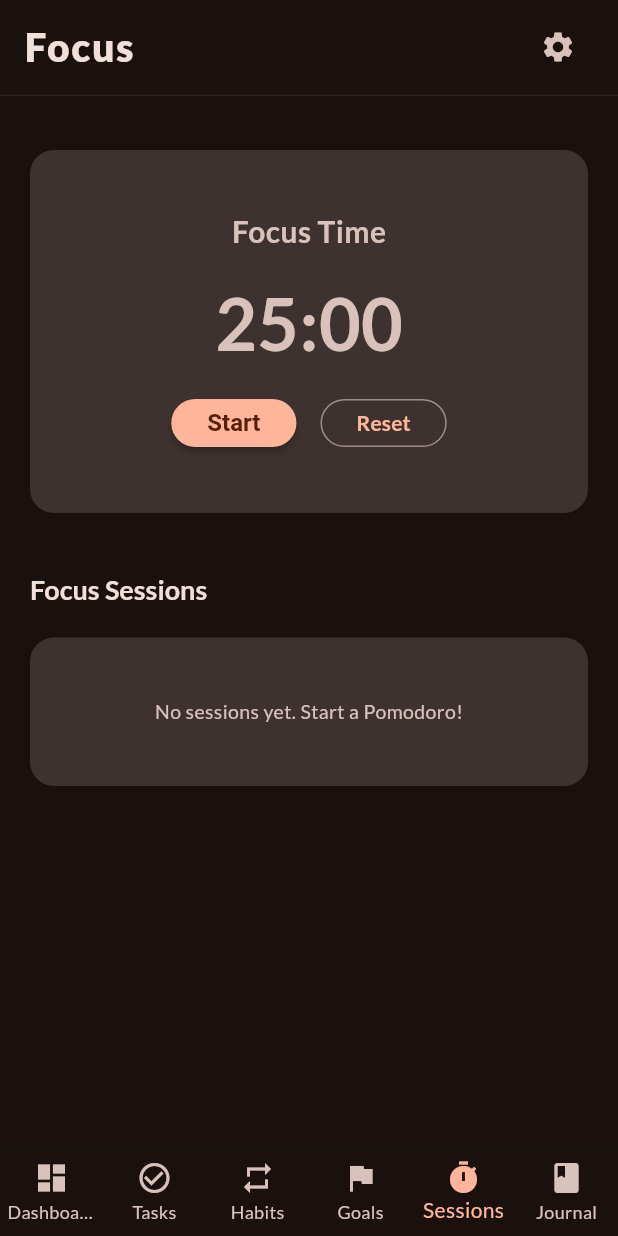
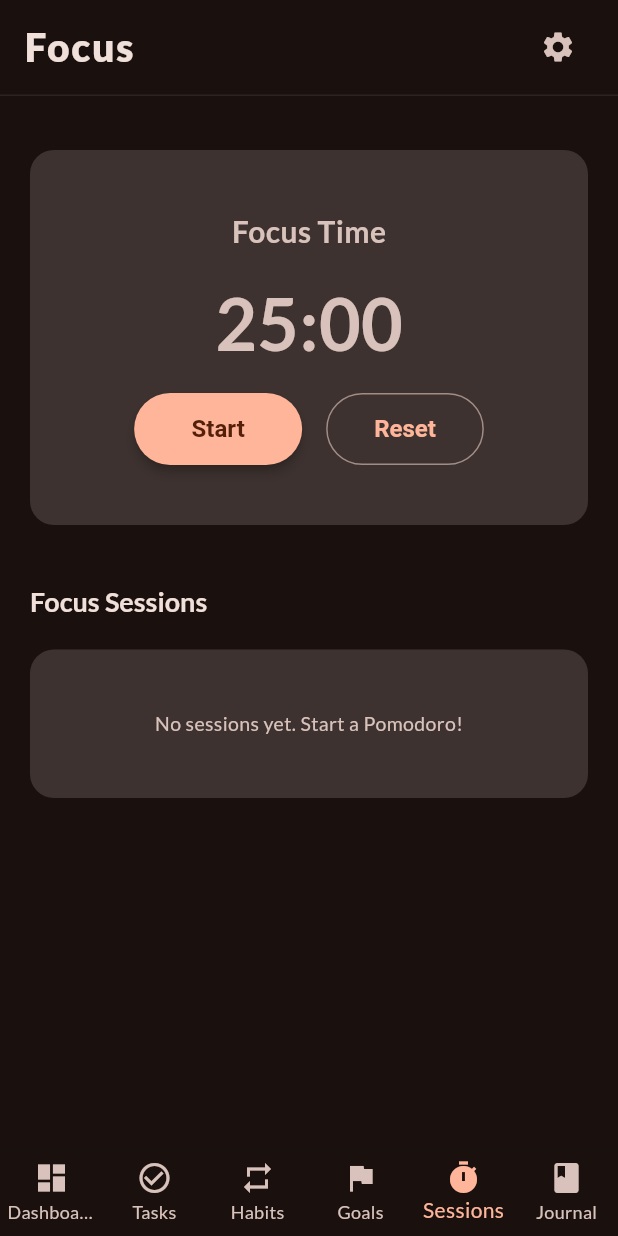
Before and after one commit to gokadzev/LockIn, a Flutter app: the screen it shows after launch, item 5 of the bottom bar chosen, on a phone screen of 412 x 824 dp. Run offline on Flutter 3.47's test engine with Material 3 defaults, Android fonts, the phone set to English and light mode, and no system bars; our stand-ins replace fl_chart, flutter_local_notifications, flutter_riverpod, hive_ce, hive_ce_flutter, permission_handler and 1 more; missing offline and left inert: workmanager; accounts and stored records are empty; statements that could not run were skipped; project files that could hold a hidden picture were left out.

Commit message:
refactor(focus): enhance button styles and padding for better UI

```diff
--- a/lib/features/sessions/pomodoro_timer.dart
+++ b/lib/features/sessions/pomodoro_timer.dart
@@ -41,17 +41,15 @@ class PomodoroTimer extends ConsumerWidget {
                     backgroundColor: scheme.primary,
                     foregroundColor: scheme.onPrimary,
                     textStyle: const TextStyle(
-                      fontWeight: FontWeight.bold,
+                      fontWeight: FontWeight.w600,
                       fontSize: 16,
                     ),
-                    elevation: 2,
-                    shape: RoundedRectangleBorder(
-                      borderRadius: BorderRadius.circular(16),
+                    elevation: 3,
+                    padding: const EdgeInsets.symmetric(
+                      horizontal: 32,
+                      vertical: 16,
                     ),
-                    padding: const EdgeInsets.symmetric(
-                      horizontal: 24,
-                      vertical: 12,
-                    ),
+                    minimumSize: const Size(120, 56),
                   ),
                   onPressed: notifier.sessionStart == null
                       ? () => notifier.startOrResume(context)
@@ -62,6 +60,18 @@ class PomodoroTimer extends ConsumerWidget {
                 ),
                 const SizedBox(width: 16),
                 OutlinedButton(
+                  style: OutlinedButton.styleFrom(
+                    textStyle: const TextStyle(
+                      fontWeight: FontWeight.w600,
+                      fontSize: 16,
+                    ),
+                    padding: const EdgeInsets.symmetric(
+                      horizontal: 32,
+                      vertical: 16,
+                    ),
+                    minimumSize: const Size(100, 56),
+                    side: BorderSide(color: scheme.outline),
+                  ),
                   onPressed: notifier.reset,
                   child: const Text('Reset'),
                 ),
```
